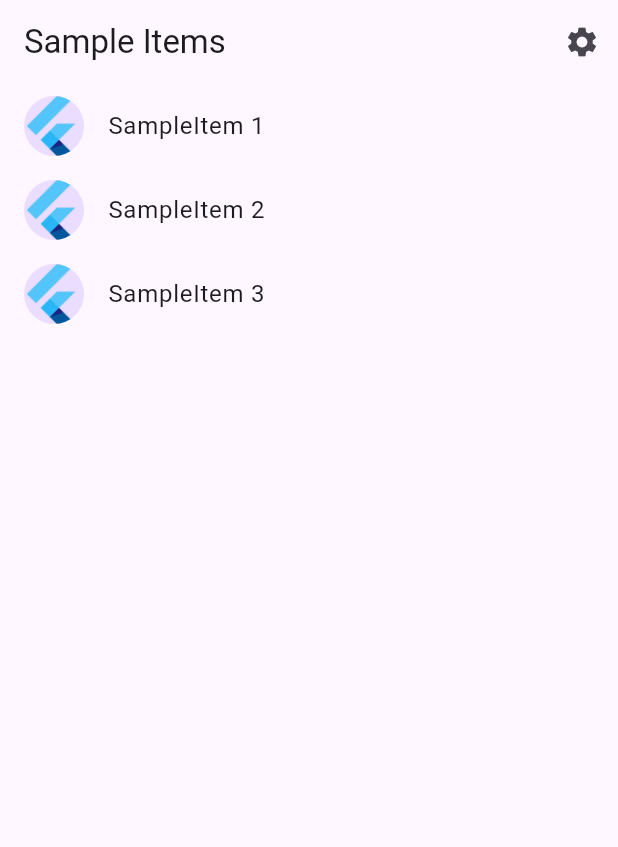
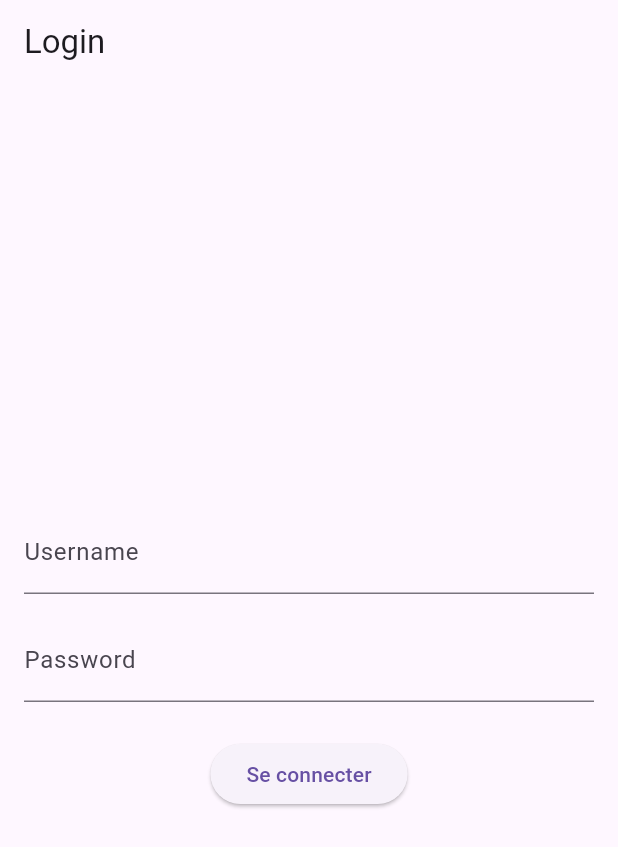
Before and after one commit to CelianDev/Flutter-AppliVisiteur, a Flutter app: the screen it shows after launch, on a phone screen of 412 x 824 dp. Shown: the top 847 px of the screen. Run offline on Flutter 3.47's test engine with Material 3 defaults, Android fonts, the phone set to English and light mode, and no system bars; our stand-ins replace flutter_dotenv; generated files the repository leaves out were written again.

Commit message:
#APP-1 ajout de l'interface de login

```diff
--- a/lib/src/app.dart
+++ b/lib/src/app.dart
@@ -6,6 +6,8 @@ import 'sample_feature/sample_item_details_view.dart';
 import 'sample_feature/sample_item_list_view.dart';
 import 'settings/settings_controller.dart';
 import 'settings/settings_view.dart';
+
+import 'login/login_view.dart';
 
 /// The Widget that configures your application.
 class MyApp extends StatelessWidget {
@@ -72,6 +74,8 @@ class MyApp extends StatelessWidget {
                   case SampleItemDetailsView.routeName:
                     return const SampleItemDetailsView();
                   case SampleItemListView.routeName:
+                  case LoginView.routeName:
+                    return const LoginView();
                   default:
                     return const SampleItemListView();
                 }
--- /dev/null
+++ b/lib/src/login/login_view.dart
@@ -0,0 +1,55 @@
+import 'package:flutter/material.dart';
+
+class LoginView extends StatefulWidget {
+  static const routeName = '/login';
+
+  const LoginView({super.key});
+
+  @override
+  State<LoginView> createState() => _LoginViewState();
+}
+
+class _LoginViewState extends State<LoginView> {
+  final _usernameController = TextEditingController();
+  final _passwordController = TextEditingController();
+
+  @override
+  Widget build(BuildContext context) {
+    return Scaffold(
+      appBar: AppBar(title: const Text('Login')),
+      body: Padding(
+        padding: const EdgeInsets.all(16.0),
+        child: Column(
+          mainAxisAlignment: MainAxisAlignment.center,
+          children: [
+            TextField(
+              controller: _usernameController,
+              decoration: const InputDecoration(labelText: 'Username'),
+            ),
+            const SizedBox(height: 16),
+            TextField(
+              controller: _passwordController,
+              decoration: const InputDecoration(labelText: 'Password'),
+              obscureText: true,
+            ),
+            const SizedBox(height: 24),
+            ElevatedButton(
+              onPressed: () {
+                // Ajoutez votre logique d'authentification ici
+                Navigator.of(context).pushReplacementNamed('/');
+              },
+              child: const Text('Se connecter'),
+            ),
+          ],
+        ),
+      ),
+    );
+  }
+
+  @override
+  void dispose() {
+    _usernameController.dispose();
+    _passwordController.dispose();
+    super.dispose();
+  }
+}
```
